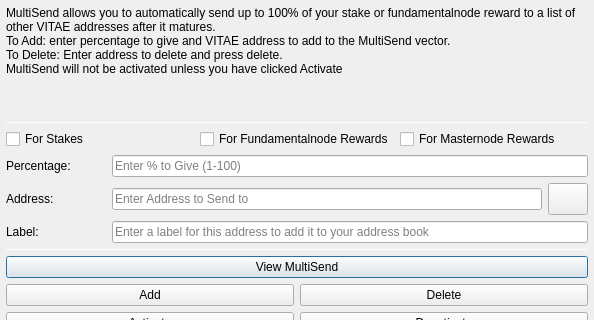
wqking-misc/AureusXIV, file src/qt/forms/multisenddialog.ui: the form before one commit; both pictures show x 0 to 594 and y 0 to 320 of the 594 by 526 pixel window.
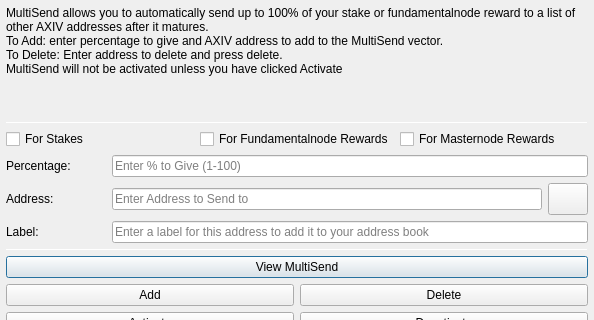
The form after the commit. Icons and pictures are not drawn.

Diff of the .ui file:
```diff
--- a/src/qt/forms/multisenddialog.ui
+++ b/src/qt/forms/multisenddialog.ui
@@ -37,8 +37,8 @@
         <number>1</number>
        </property>
        <property name="text">
-        <string>MultiSend allows you to automatically send up to 100% of your stake or fundamentalnode reward to a list of other VITAE addresses after it matures.
-To Add: enter percentage to give and VITAE address to add to the MultiSend vector.
+        <string>MultiSend allows you to automatically send up to 100% of your stake or fundamentalnode reward to a list of other AXIV addresses after it matures.
+To Add: enter percentage to give and AXIV address to add to the MultiSend vector.
 To Delete: Enter address to delete and press delete.
 MultiSend will not be activated unless you have clicked Activate</string>
        </property>
```
